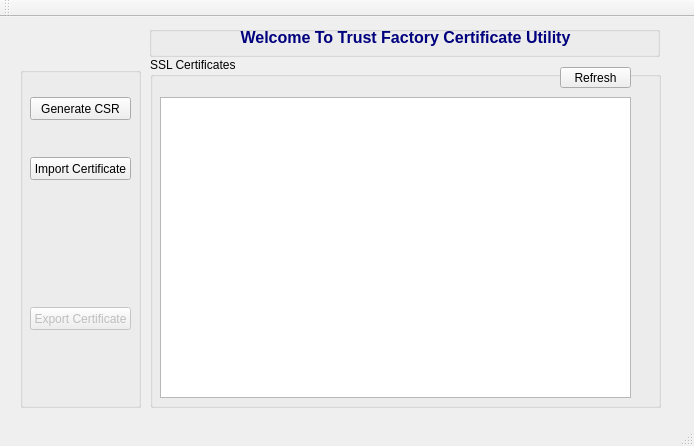
stacywaturi/Design1, file mainwindow.ui: the form before one commit.
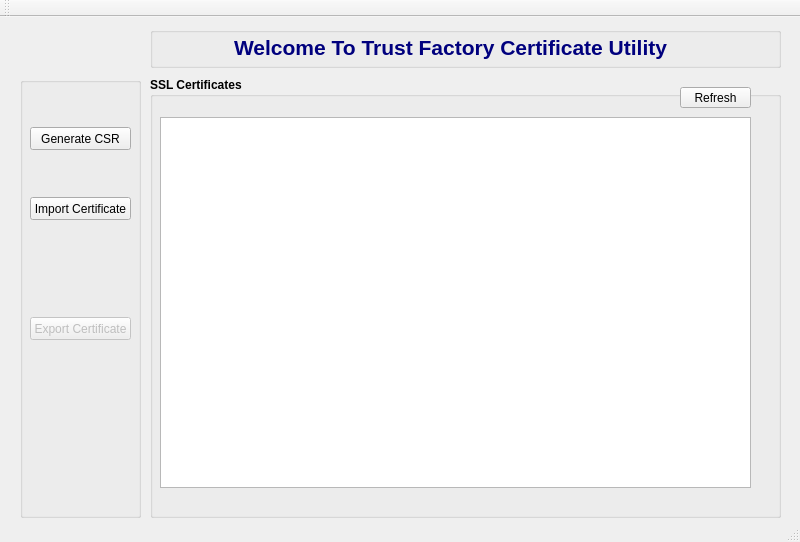
The form after the commit.

What changed in the file:
```diff
--- a/mainwindow.ui
+++ b/mainwindow.ui
@@ -6,14 +6,26 @@
    <rect>
     <x>0</x>
     <y>0</y>
-    <width>694</width>
-    <height>446</height>
+    <width>800</width>
+    <height>542</height>
    </rect>
   </property>
+  <property name="sizePolicy">
+   <sizepolicy hsizetype="Fixed" vsizetype="Fixed">
+    <horstretch>0</horstretch>
+    <verstretch>0</verstretch>
+   </sizepolicy>
+  </property>
   <property name="maximumSize">
    <size>
-    <width>694</width>
-    <height>446</height>
+    <width>800</width>
+    <height>542</height>
+   </size>
+  </property>
+  <property name="sizeIncrement">
+   <size>
+    <width>1</width>
+    <height>8</height>
    </size>
   </property>
   <property name="windowTitle">
@@ -23,10 +35,10 @@
    <widget class="QLabel" name="label">
     <property name="geometry">
      <rect>
-      <x>150</x>
+      <x>140</x>
       <y>10</y>
-      <width>511</width>
-      <height>21</height>
+      <width>621</width>
+      <height>41</height>
      </rect>
     </property>
     <property name="font">
@@ -43,16 +55,16 @@
 &lt;html&gt;&lt;head&gt;&lt;meta name=&quot;qrichtext&quot; content=&quot;1&quot; /&gt;&lt;style type=&quot;text/css&quot;&gt;
 p, li { white-space: pre-wrap; }
 &lt;/style&gt;&lt;/head&gt;&lt;body style=&quot; font-family:'MS Shell Dlg 2'; font-size:11pt; font-weight:600; font-style:normal;&quot;&gt;
-&lt;p align=&quot;center&quot; style=&quot; margin-top:0px; margin-bottom:0px; margin-left:0px; margin-right:0px; -qt-block-indent:0; text-indent:0px;&quot;&gt;&lt;span style=&quot; font-size:12pt; color:#00007f;&quot;&gt;Welcome To Trust Factory Certificate Utility&lt;/span&gt;&lt;/p&gt;&lt;/body&gt;&lt;/html&gt;</string>
+&lt;p align=&quot;center&quot; style=&quot; margin-top:0px; margin-bottom:0px; margin-left:0px; margin-right:0px; -qt-block-indent:0; text-indent:0px;&quot;&gt;&lt;span style=&quot; font-size:16pt; color:#00007f;&quot;&gt;Welcome To Trust Factory Certificate Utility&lt;/span&gt;&lt;/p&gt;&lt;/body&gt;&lt;/html&gt;</string>
     </property>
    </widget>
    <widget class="QGroupBox" name="groupBox">
     <property name="geometry">
      <rect>
       <x>20</x>
-      <y>50</y>
+      <y>60</y>
       <width>121</width>
-      <height>341</height>
+      <height>441</height>
      </rect>
     </property>
     <property name="title">
@@ -62,7 +74,7 @@
      <property name="geometry">
       <rect>
        <x>10</x>
-       <y>30</y>
+       <y>50</y>
        <width>101</width>
        <height>23</height>
       </rect>
@@ -75,7 +87,7 @@
      <property name="geometry">
       <rect>
        <x>10</x>
-       <y>90</y>
+       <y>120</y>
        <width>101</width>
        <height>23</height>
       </rect>
@@ -105,11 +117,17 @@
     <property name="geometry">
      <rect>
       <x>150</x>
-      <y>40</y>
-      <width>511</width>
-      <height>351</height>
+      <y>60</y>
+      <width>631</width>
+      <height>441</height>
      </rect>
     </property>
+    <property name="font">
+     <font>
+      <weight>75</weight>
+      <bold>true</bold>
+     </font>
+    </property>
     <property name="title">
      <string>SSL Certificates</string>
     </property>
@@ -118,10 +136,18 @@
       <rect>
        <x>10</x>
        <y>40</y>
-       <width>471</width>
-       <height>301</height>
+       <width>591</width>
+       <height>371</height>
       </rect>
      </property>
+     <property name="font">
+      <font>
+       <family>MS Shell Dlg 2</family>
+       <pointsize>10</pointsize>
+       <weight>50</weight>
+       <bold>false</bold>
+      </font>
+     </property>
      <property name="selectionMode">
       <enum>QAbstractItemView::SingleSelection</enum>
      </property>
@@ -132,12 +158,18 @@
     <widget class="QPushButton" name="refreshBtn">
      <property name="geometry">
       <rect>
-       <x>410</x>
+       <x>530</x>
        <y>10</y>
        <width>71</width>
        <height>21</height>
       </rect>
      </property>
+     <property name="font">
+      <font>
+       <weight>50</weight>
+       <bold>false</bold>
+      </font>
+     </property>
      <property name="text">
       <string>Refresh</string>
      </property>
@@ -146,10 +178,10 @@
    <widget class="QLabel" name="logo_label">
     <property name="geometry">
      <rect>
-      <x>50</x>
-      <y>0</y>
-      <width>61</width>
-      <height>61</height>
+      <x>40</x>
+      <y>10</y>
+      <width>81</width>
+      <height>71</height>
      </rect>
     </property>
     <property name="text">
@@ -159,12 +191,17 @@
    <widget class="QGroupBox" name="groupBox_3">
     <property name="geometry">
      <rect>
-      <x>149</x>
-      <y>9</y>
-      <width>511</width>
-      <height>31</height>
+      <x>150</x>
+      <y>10</y>
+      <width>631</width>
+      <height>41</height>
      </rect>
     </property>
+    <property name="font">
+     <font>
+      <pointsize>12</pointsize>
+     </font>
+    </property>
     <property name="title">
      <string/>
     </property>
```
Left out of the diff: 10 changed lines with no effect on the pictures.
